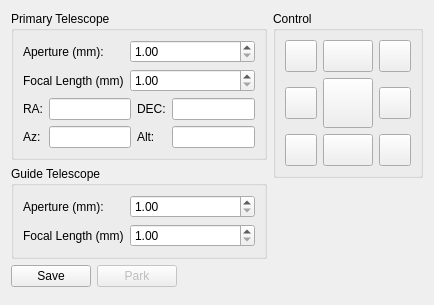
The window that kstars/ekos/mount.ui (KDE/kstars) describes before a commit, drawn with Qt 5.
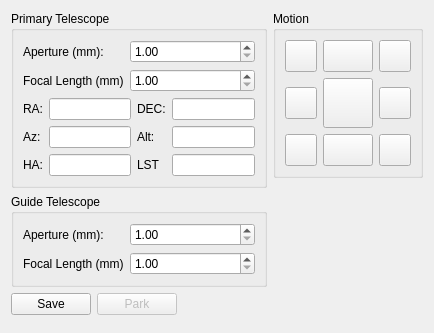
The same window after the commit.

What changed in the file:
```diff
--- a/kstars/ekos/mount.ui
+++ b/kstars/ekos/mount.ui
@@ -7,14 +7,14 @@
     <x>0</x>
     <y>0</y>
     <width>434</width>
-    <height>305</height>
+    <height>333</height>
    </rect>
   </property>
-  <layout class="QVBoxLayout" name="verticalLayout_4">
+  <layout class="QVBoxLayout" name="verticalLayout_2">
    <item>
-    <layout class="QHBoxLayout" name="horizontalLayout_2">
+    <layout class="QHBoxLayout" name="horizontalLayout">
      <item>
-      <layout class="QVBoxLayout" name="verticalLayout_2">
+      <layout class="QVBoxLayout" name="LeftLayout">
        <item>
         <widget class="QGroupBox" name="primaryScopeGroup">
          <property name="title">
@@ -129,6 +129,34 @@
               </property>
              </widget>
             </item>
+            <item row="2" column="0">
+             <widget class="QLabel" name="label_9">
+              <property name="text">
+               <string>HA:</string>
+              </property>
+             </widget>
+            </item>
+            <item row="2" column="1">
+             <widget class="QLineEdit" name="haOUT">
+              <property name="readOnly">
+               <bool>true</bool>
+              </property>
+             </widget>
+            </item>
+            <item row="2" column="2">
+             <widget class="QLabel" name="label_10">
+              <property name="text">
+               <string>LST</string>
+              </property>
+             </widget>
+            </item>
+            <item row="2" column="3">
+             <widget class="QLineEdit" name="lstOUT">
+              <property name="readOnly">
+               <bool>true</bool>
+              </property>
+             </widget>
+            </item>
            </layout>
           </item>
          </layout>
@@ -184,7 +212,7 @@
         </widget>
        </item>
        <item>
-        <layout class="QHBoxLayout" name="horizontalLayout">
+        <layout class="QHBoxLayout" name="BottomLayout">
          <item>
           <widget class="QPushButton" name="saveB">
            <property name="toolTip">
@@ -223,7 +251,7 @@
       </layout>
      </item>
      <item>
-      <layout class="QVBoxLayout" name="verticalLayout_3">
+      <layout class="QVBoxLayout" name="motionLayout">
        <item>
         <widget class="QGroupBox" name="groupBox_4">
          <property name="sizePolicy">
@@ -233,7 +261,7 @@
           </sizepolicy>
          </property>
          <property name="title">
-          <string>Control</string>
+          <string>Motion</string>
          </property>
          <layout class="QGridLayout" name="gridLayout">
           <property name="sizeConstraint">
@@ -375,14 +403,14 @@
       </layout>
      </item>
      <item>
-      <spacer name="horizontalSpacer">
+      <spacer name="topHorizontalSpacer">
        <property name="orientation">
         <enum>Qt::Horizontal</enum>
        </property>
        <property name="sizeHint" stdset="0">
         <size>
-         <width>40</width>
-         <height>20</height>
+         <width>13</width>
+         <height>38</height>
         </size>
        </property>
       </spacer>
@@ -390,7 +418,7 @@
     </layout>
    </item>
    <item>
-    <spacer name="verticalSpacer">
+    <spacer name="BottomSpacer">
      <property name="orientation">
       <enum>Qt::Vertical</enum>
      </property>
```
Left out of the diff: 5 changed lines with no effect on the pictures.
